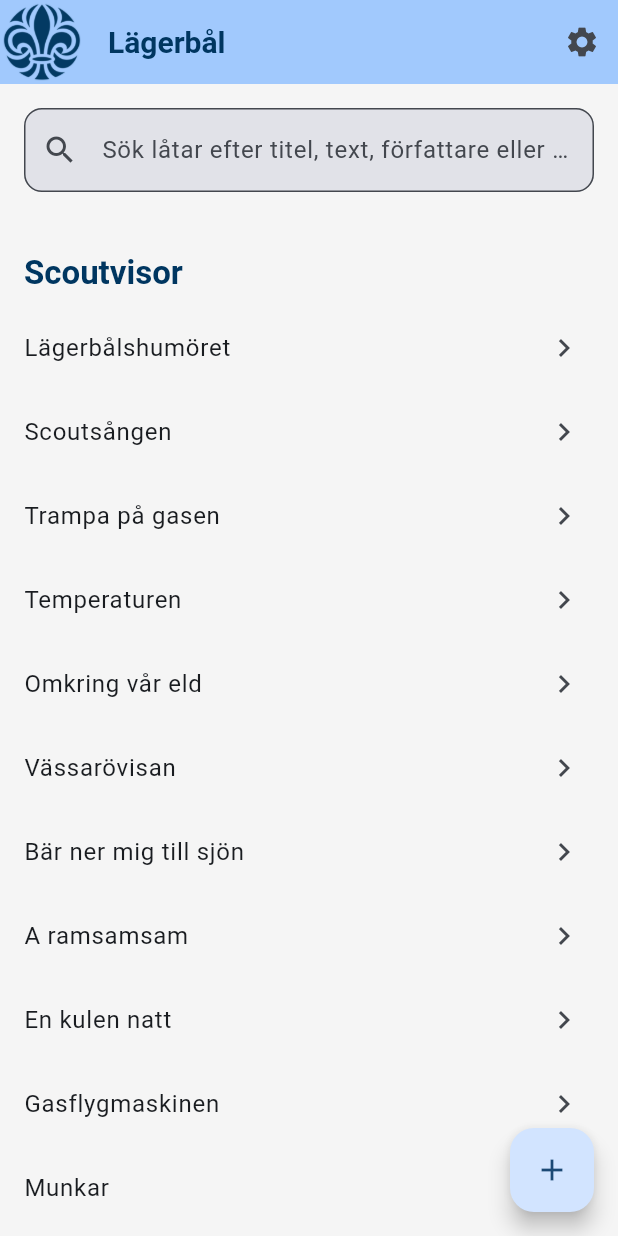
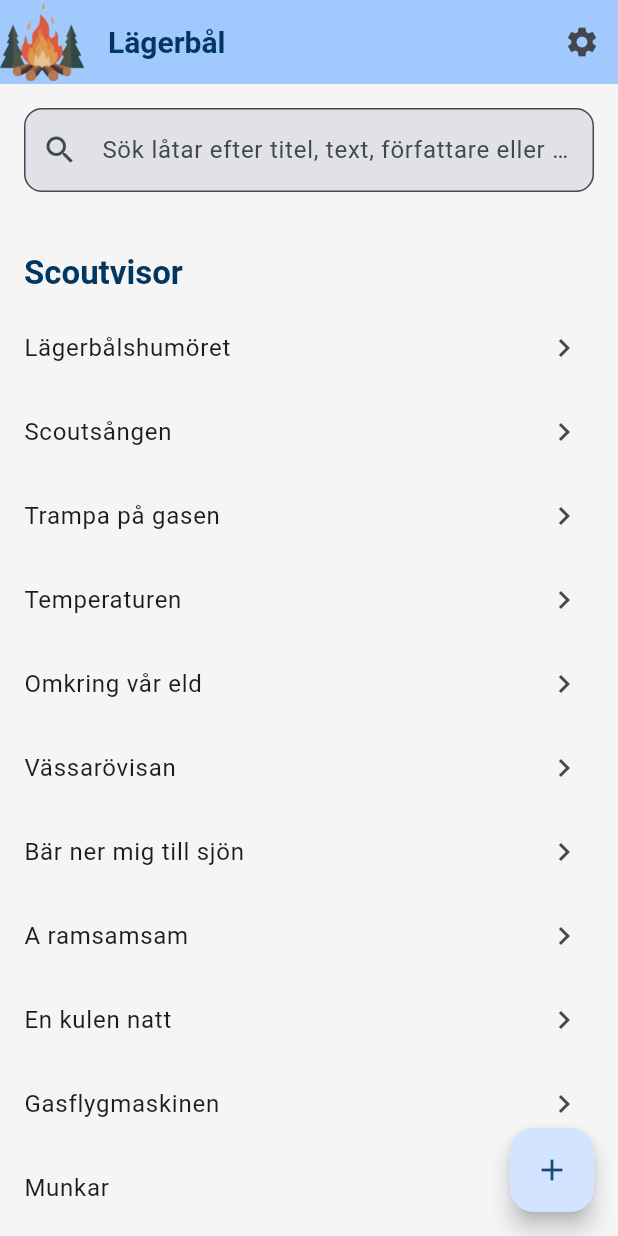
Before and after one commit to staffantan/Lagerbal, a Flutter app: the screen it shows after launch, on a phone screen of 412 x 824 dp. Run offline on Flutter 3.47's test engine with Material 3 defaults, Android fonts, the phone set to English and light mode, and no system bars; our stand-ins replace app_links, google_fonts, package_info_plus, pdf, printing, share_plus and 1 more; missing offline and left inert: ota_update; project files that could hold a hidden picture were left out.

Commit message:
change app icon

```diff
--- a/songbook_flutter/lib/screens/song_list_screen.dart
+++ b/songbook_flutter/lib/screens/song_list_screen.dart
@@ -346,7 +346,7 @@ class _SongListScreenState extends State<SongListScreen> {
     return Scaffold(
       appBar: AppBar(
         leading: Image.asset(
-          'icon.png',
+          'campfire_icon.png',
           height: 72
         ),
         title: const Text('Lägerbål'),
--- a/songbook_flutter/lib/services/pdf_service.dart
+++ b/songbook_flutter/lib/services/pdf_service.dart
@@ -51,7 +51,7 @@ class PdfService {
     // Load icon image
     pw.ImageProvider? iconImage;
     try {
-      final ByteData data = await rootBundle.load('icon.png');
+      final ByteData data = await rootBundle.load('campfire_icon.png');
       final Uint8List bytes = data.buffer.asUint8List();
       iconImage = pw.MemoryImage(bytes);
     } catch (e) {
@@ -263,7 +263,7 @@ class PdfService {
             tabLine,
             style: pw.TextStyle(
               font: monoFont,
-              fontSize: 22,
+              fontSize: 18,
               color: PdfColors.blue800,
             ),
           ),
@@ -279,7 +279,7 @@ class PdfService {
             lyricLine,
             style: pw.TextStyle(
               font: monoFont,
-              fontSize: 22,
+              fontSize: 18,
             ),
           ),
         );
--- a/songbook_flutter/pubspec.yaml
+++ b/songbook_flutter/pubspec.yaml
@@ -70,7 +70,7 @@ flutter:
 
   # To add assets to your application, add an assets section, like this:
   assets:
-    - icon.png
+    - campfire_icon.png
 
   # An image asset can refer to one or more resolution-specific "variants", see
   # https://flutter.dev/to/resolution-aware-images
@@ -101,6 +101,6 @@ flutter:
 flutter_launcher_icons:
   android: true
   ios: false
-  image_path: "icon.png"
+  image_path: "campfire_icon.png"
   adaptive_icon_background: "#ffffff"
-  adaptive_icon_foreground: "icon.png"
+  adaptive_icon_foreground: "campfire_icon.png"
```
Also changed, not shown: campfire.svg (added), songbook_flutter/campfire_icon.png (added), 11 other files.
